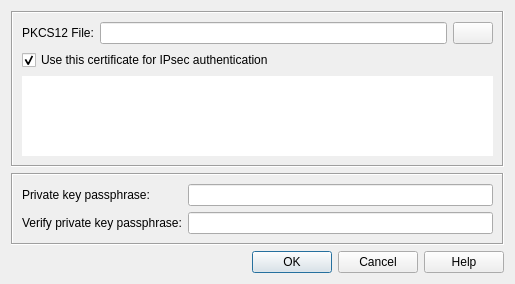
Old version of the form src/dialogs/CertificateImportDialog.ui in the repository Sander80/l2tp-ipsec-vpn.
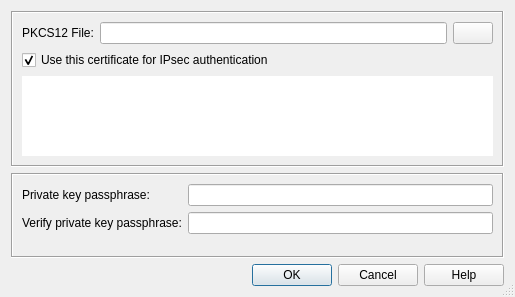
New version of the form. Icons and pictures are not drawn.

The edit to the form file:
```diff
--- a/src/dialogs/CertificateImportDialog.ui
+++ b/src/dialogs/CertificateImportDialog.ui
@@ -7,7 +7,7 @@
     <x>0</x>
     <y>0</y>
     <width>515</width>
-    <height>270</height>
+    <height>297</height>
    </rect>
   </property>
   <property name="windowTitle">
@@ -17,6 +17,9 @@
    <iconset resource="../../resources/L2tpIPsecVpn.qrc">
     <normaloff>:/images/configure.png</normaloff>:/images/configure.png</iconset>
   </property>
+  <property name="sizeGripEnabled">
+   <bool>true</bool>
+  </property>
   <layout class="QVBoxLayout" name="m_pDialogLayout">
    <item>
     <widget class="QFrame" name="m_pP12Frame">
```
Left out of the diff: 4 changed lines with no effect on the pictures.
